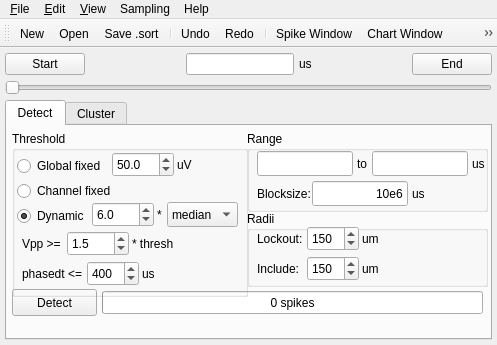
Before: the Qt Designer form spyke/spyke.ui in spyke/spyke, drawn with Qt 5.
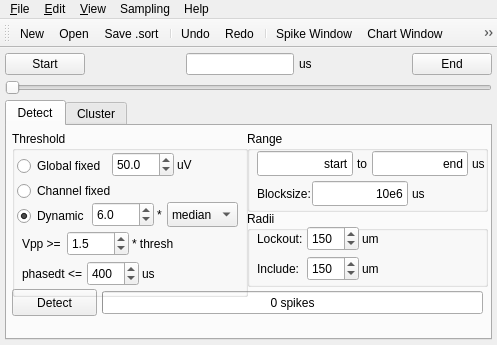
After: the same form once the commit is applied. Icons and pictures are not drawn.

Commit message: detection mostly working

```diff
--- a/spyke/spyke.ui
+++ b/spyke/spyke.ui
@@ -454,7 +454,7 @@
           </rect>
          </property>
          <property name="text">
-          <string/>
+          <string>start</string>
          </property>
          <property name="alignment">
           <set>Qt::AlignRight|Qt::AlignTrailing|Qt::AlignVCenter</set>
@@ -483,7 +483,7 @@
           </rect>
          </property>
          <property name="text">
-          <string/>
+          <string>end</string>
          </property>
          <property name="alignment">
           <set>Qt::AlignRight|Qt::AlignTrailing|Qt::AlignVCenter</set>
```
Left out of the diff: 12 changed lines with no effect on the pictures. The commit also changes 1 other file.
